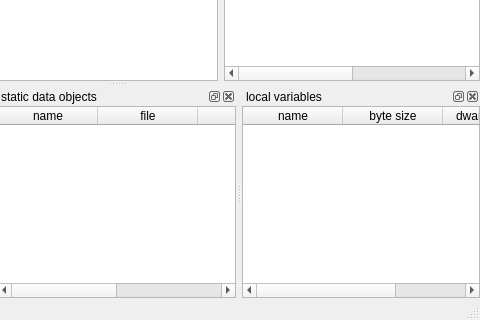
First picture: the form in mainwindow.ui, repository stoyan-shopov/troll, before the edit; both pictures show x 247 to 727 and y 202 to 522 of the 727 by 522 pixel window.
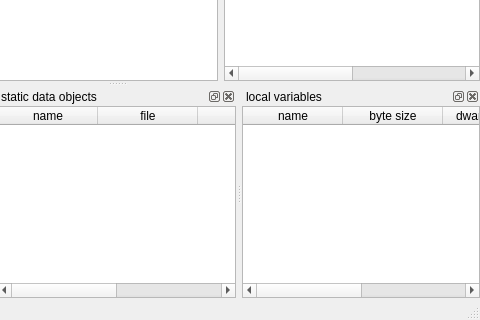
Second picture: the form after the edit.

```diff
--- a/mainwindow.ui
+++ b/mainwindow.ui
@@ -343,6 +343,11 @@
          <string>dwarf location</string>
         </property>
        </column>
+       <column>
+        <property name="text">
+         <string>die offset</string>
+        </property>
+       </column>
       </widget>
      </item>
     </layout>
```
